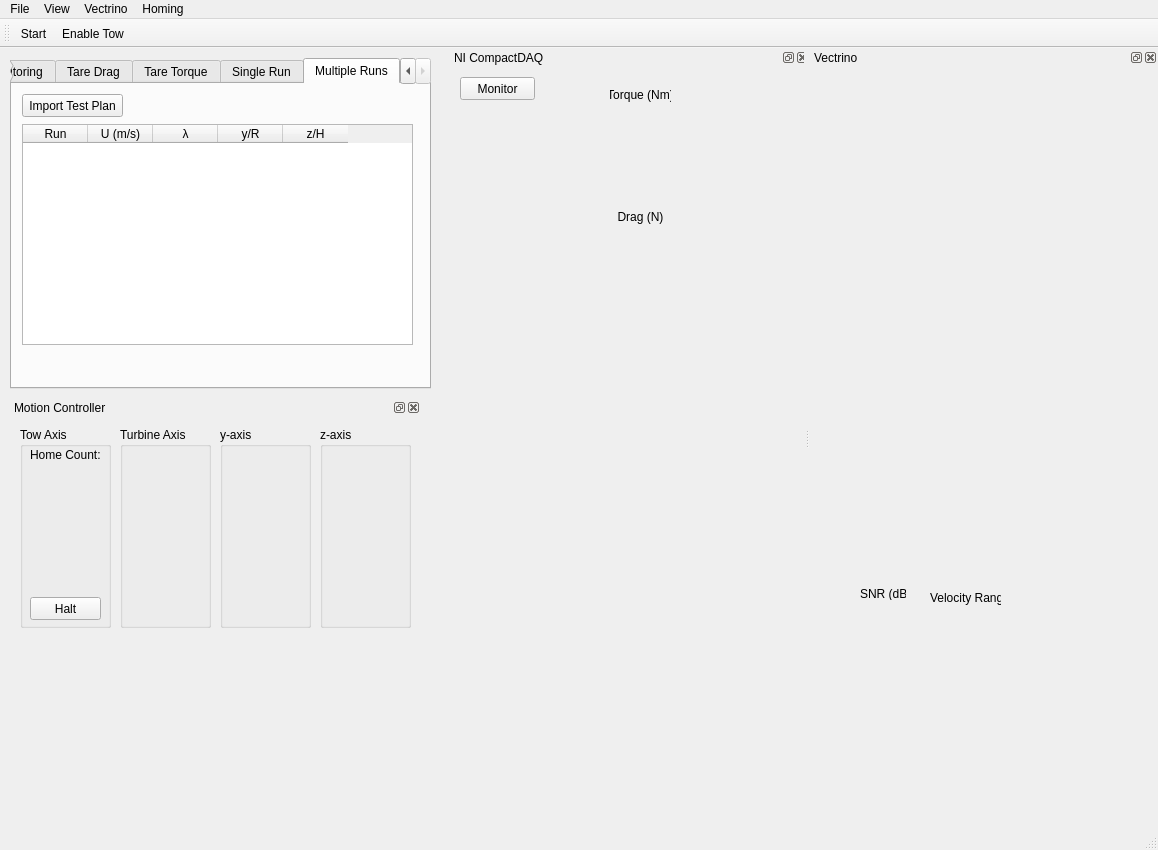
First picture: the form in mainwindow.ui, repository petebachant/TurbineDAQ, before the edit.
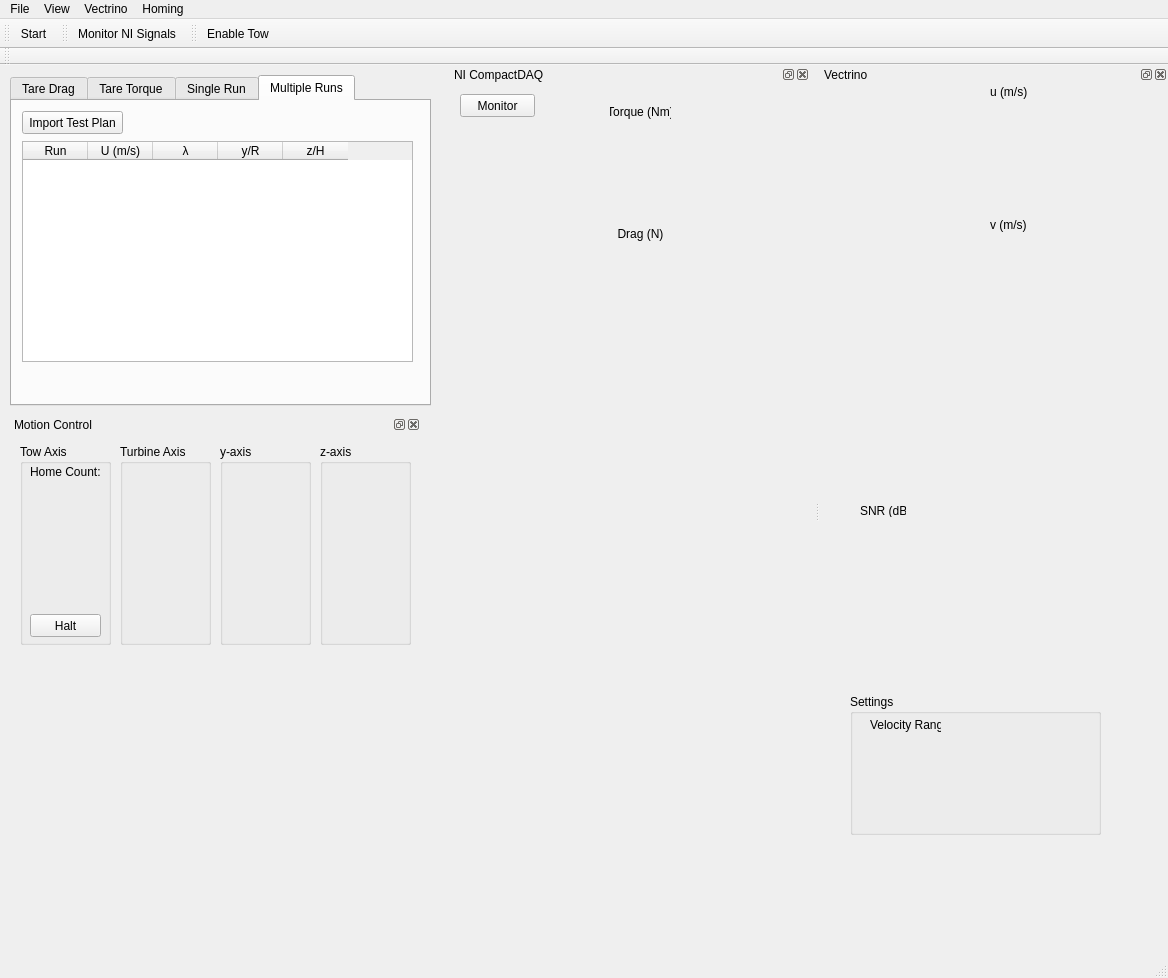
Second picture: the form after the edit. The open tabs and pages were chosen to show the change. Custom widgets are drawn as their Qt base class.

The edit to the form file:
```diff
--- a/mainwindow.ui
+++ b/mainwindow.ui
@@ -6,8 +6,8 @@
    <rect>
     <x>0</x>
     <y>0</y>
-    <width>1158</width>
-    <height>850</height>
+    <width>1168</width>
+    <height>978</height>
    </rect>
   </property>
   <property name="windowTitle">
@@ -26,11 +26,6 @@
     <property name="currentIndex">
      <number>3</number>
     </property>
-    <widget class="QWidget" name="tabSignalMonitoring">
-     <attribute name="title">
-      <string>Signal Monitoring</string>
-     </attribute>
-    </widget>
     <widget class="QWidget" name="tabTareDrag">
      <attribute name="title">
       <string>Tare Drag</string>
@@ -306,7 +301,7 @@
       <x>450</x>
       <y>0</y>
       <width>360</width>
-      <height>581</height>
+      <height>471</height>
      </rect>
     </property>
     <property name="floating">
@@ -415,7 +410,7 @@
      <bool>false</bool>
     </property>
     <property name="windowTitle">
-     <string>Motion Controller</string>
+     <string>Motion Control</string>
     </property>
     <widget class="QWidget" name="dockWidgetContents_3">
      <widget class="QGroupBox" name="groupBox_TowAxis">
@@ -504,7 +499,7 @@
     <rect>
      <x>0</x>
      <y>0</y>
-     <width>1158</width>
+     <width>1168</width>
      <height>21</height>
     </rect>
    </property>
@@ -552,7 +547,6 @@
     <bool>false</bool>
    </attribute>
    <addaction name="actionStart"/>
-   <addaction name="actionEnable_Tow"/>
   </widget>
   <widget class="QDockWidget" name="dockWidgetVectrino">
    <property name="minimumSize">
@@ -598,7 +592,7 @@
      <property name="geometry">
       <rect>
        <x>20</x>
-       <y>270</y>
+       <y>280</y>
        <width>311</width>
        <height>111</height>
       </rect>
@@ -610,8 +604,8 @@
     <widget class="QwtThermo" name="Thermo">
      <property name="geometry">
       <rect>
-       <x>40</x>
-       <y>540</y>
+       <x>30</x>
+       <y>440</y>
        <width>48</width>
        <height>151</height>
       </rect>
@@ -620,8 +614,8 @@
     <widget class="QLabel" name="label_5">
      <property name="geometry">
       <rect>
-       <x>50</x>
-       <y>520</y>
+       <x>40</x>
+       <y>420</y>
        <width>46</width>
        <height>13</height>
       </rect>
@@ -630,21 +624,95 @@
       <string>SNR (dB)</string>
      </property>
     </widget>
-    <widget class="QLabel" name="label_9">
+    <widget class="QLabel" name="label_vecu">
      <property name="geometry">
       <rect>
-       <x>120</x>
-       <y>520</y>
-       <width>71</width>
+       <x>170</x>
+       <y>0</y>
+       <width>46</width>
+       <height>16</height>
+      </rect>
+     </property>
+     <property name="text">
+      <string>u (m/s)</string>
+     </property>
+    </widget>
+    <widget class="QLabel" name="label_11">
+     <property name="geometry">
+      <rect>
+       <x>170</x>
+       <y>130</y>
+       <width>46</width>
        <height>21</height>
       </rect>
      </property>
      <property name="text">
-      <string>Velocity Range</string>
+      <string>v (m/s)</string>
      </property>
     </widget>
+    <widget class="QGroupBox" name="groupBox_4">
+     <property name="geometry">
+      <rect>
+       <x>30</x>
+       <y>610</y>
+       <width>251</width>
+       <height>141</height>
+      </rect>
+     </property>
+     <property name="title">
+      <string>Settings</string>
+     </property>
+     <widget class="QLabel" name="label_9">
+      <property name="geometry">
+       <rect>
+        <x>20</x>
+        <y>20</y>
+        <width>71</width>
+        <height>21</height>
+       </rect>
+      </property>
+      <property name="text">
+       <string>Velocity Range</string>
+      </property>
+     </widget>
+    </widget>
    </widget>
   </widget>
+  <widget class="QToolBar" name="toolBar_DAQ">
+   <property name="windowTitle">
+    <string>toolBar_2</string>
+   </property>
+   <attribute name="toolBarArea">
+    <enum>TopToolBarArea</enum>
+   </attribute>
+   <attribute name="toolBarBreak">
+    <bool>false</bool>
+   </attribute>
+   <addaction name="actionMonitor_NI"/>
+  </widget>
+  <widget class="QToolBar" name="toolBar_motion">
+   <property name="windowTitle">
+    <string>toolBar_2</string>
+   </property>
+   <attribute name="toolBarArea">
+    <enum>TopToolBarArea</enum>
+   </attribute>
+   <attribute name="toolBarBreak">
+    <bool>false</bool>
+   </attribute>
+   <addaction name="actionEnable_Tow"/>
+  </widget>
+  <widget class="QToolBar" name="toolBar_directory">
+   <property name="windowTitle">
+    <string>toolBar_2</string>
+   </property>
+   <attribute name="toolBarArea">
+    <enum>TopToolBarArea</enum>
+   </attribute>
+   <attribute name="toolBarBreak">
+    <bool>true</bool>
+   </attribute>
+  </widget>
   <action name="actionStart">
    <property name="text">
     <string>Start</string>
@@ -693,6 +761,22 @@
     <string>Edit Configuration...</string>
    </property>
   </action>
+  <action name="actionMonitor_NI">
+   <property name="text">
+    <string>Monitor NI Signals</string>
+   </property>
+   <property name="toolTip">
+    <string>Monitor NI Signals</string>
+   </property>
+  </action>
+  <action name="actionMonitor_Vectrino">
+   <property name="text">
+    <string>Monitor Vectrino</string>
+   </property>
+   <property name="toolTip">
+    <string>Monitor Vectrino Signals</string>
+   </property>
+  </action>
  </widget>
  <customwidgets>
   <customwidget>
```
